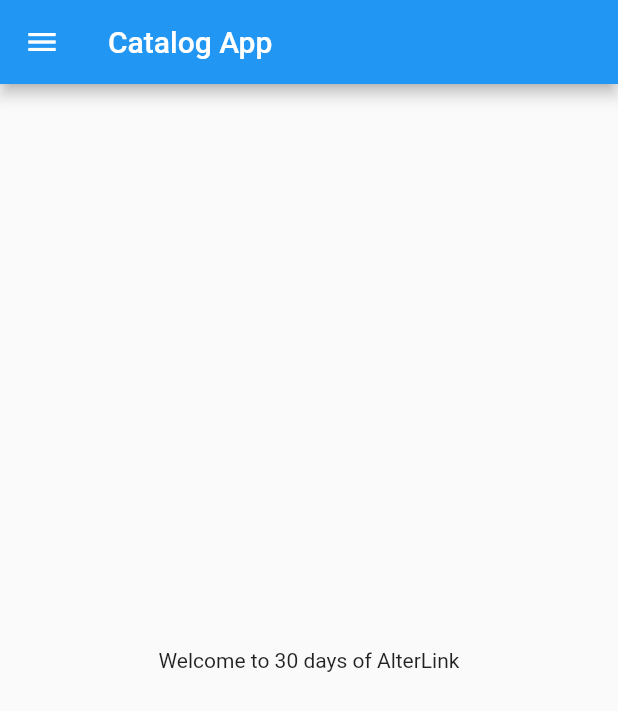
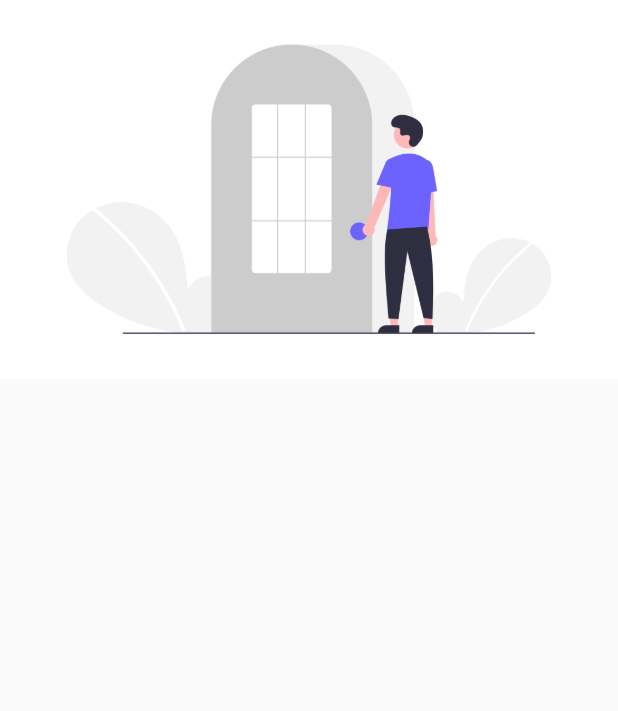
Before and after one commit to metaspook/30DaysOfFlutter, a Flutter app: the screen it shows after launch, on a phone screen of 412 x 824 dp. Shown: the top 711 px of the screen. Run offline on Flutter 3.47's test engine with Material 2 defaults, Android fonts, the phone set to English and light mode, and no system bars.

Commit message:
Day-3 completed

```diff
--- a/lib/homepage.dart
+++ /dev/null
@@ -1,22 +0,0 @@
-import 'package:flutter/material.dart';
-
-class HomePage extends StatelessWidget {
-  final int days = 30;
-  final String name = 'AlterLink';
-  @override
-  Widget build(BuildContext context) {
-    return MaterialApp(
-      home: Scaffold(
-        appBar: AppBar(
-          title: Text('Catalog App'),
-        ),
-        body: Center(
-          child: Container(
-            child: Text("Welcome to $days days of $name"),
-          ),
-        ),
-        drawer: Drawer(),
-      ),
-    );
-  }
-}
--- a/lib/main.dart
+++ b/lib/main.dart
@@ -1,17 +1,28 @@
 import 'package:flutter/material.dart';
-import 'package:flutter_catalog/homepage.dart';
+import 'package:flutter_catalog/pages/homepage.dart';
+import 'package:flutter_catalog/pages/login_page.dart';
+//import 'pages/homepage.dart';
 
-void main(List<String> args) {
+void main() {
   runApp(MyApp());
 }
 
 class MyApp extends StatelessWidget {
-  const MyApp({Key? key}) : super(key: key);
-
   @override
   Widget build(BuildContext context) {
     return MaterialApp(
-      home: HomePage(),
+      //home: HomePage(),
+      themeMode: ThemeMode.light,
+      theme: ThemeData(primarySwatch: Colors.deepPurple),
+      darkTheme: ThemeData(
+        brightness: Brightness.dark,
+      ),
+      initialRoute: "/",
+      routes: {
+        "/": (context) => LoginPage(),
+        "/home": (context) => HomePage(),
+        "/login": (context) => LoginPage(),
+      },
     );
   }
 }
--- /dev/null
+++ b/lib/pages/login_page.dart
@@ -0,0 +1,13 @@
+import 'package:flutter/material.dart';
+
+class LoginPage extends StatelessWidget {
+  @override
+  Widget build(BuildContext context) {
+    return Material(
+        child: Column(
+      children: [
+        Image.asset("assets/images/login_image.png"),
+      ],
+    ));
+  }
+}
--- a/pubspec.yaml
+++ b/pubspec.yaml
@@ -58,8 +58,8 @@ flutter:
   uses-material-design: true
 
   # To add assets to your application, add an assets section, like this:
-  # assets:
-  #   - images/a_dot_burr.jpeg
+  assets:
+    - assets/images/
   #   - images/a_dot_ham.jpeg
 
   # An image asset can refer to one or more resolution-specific "variants", see
```
Also changed, not shown: lib/pages/homepage.dart (added, +20 -0 lines), lib_test/homepage.dart (deleted, +0 -22 lines), lib_test/main.dart (deleted, +0 -17 lines), lib_test/main_test.dart (added, +26 -0 lines), lib_test/pages/homepage.dart (added, +20 -0 lines), lib_test/pages/login_page.dart (added, +20 -0 lines), assets/images/login_image.png (added), assets/images/login_image.svg (added).
